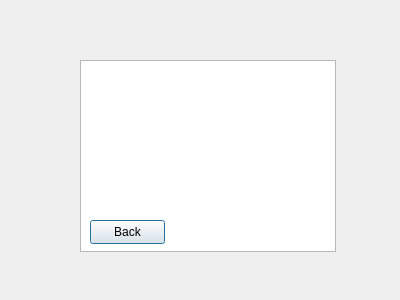
Qt form MDI/PR10_2_0/showbus.ui (Tania1sll/OOP_practice) before a commit.
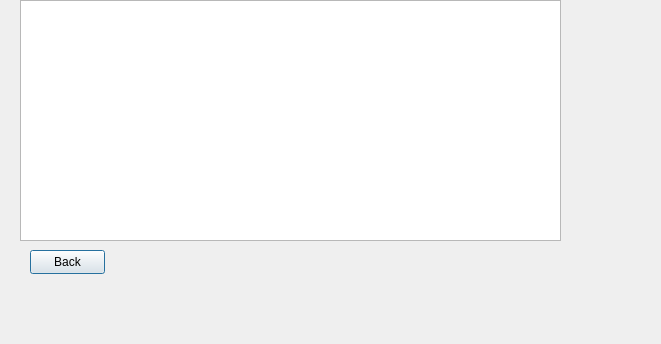
The same form after that commit.

```diff
--- a/MDI/PR10_2_0/showbus.ui
+++ b/MDI/PR10_2_0/showbus.ui
@@ -6,28 +6,18 @@
    <rect>
     <x>0</x>
     <y>0</y>
-    <width>400</width>
-    <height>300</height>
+    <width>661</width>
+    <height>344</height>
    </rect>
   </property>
   <property name="windowTitle">
    <string>Dialog</string>
   </property>
-  <widget class="QListWidget" name="ShowBusWidget">
-   <property name="geometry">
-    <rect>
-     <x>80</x>
-     <y>60</y>
-     <width>256</width>
-     <height>192</height>
-    </rect>
-   </property>
-  </widget>
   <widget class="QPushButton" name="Back_PB">
    <property name="geometry">
     <rect>
-     <x>90</x>
-     <y>220</y>
+     <x>30</x>
+     <y>250</y>
      <width>75</width>
      <height>24</height>
     </rect>
@@ -36,6 +26,16 @@
     <string>Back</string>
    </property>
   </widget>
+  <widget class="QTableView" name="BusTV">
+   <property name="geometry">
+    <rect>
+     <x>20</x>
+     <y>0</y>
+     <width>541</width>
+     <height>241</height>
+    </rect>
+   </property>
+  </widget>
  </widget>
  <resources/>
  <connections/>
```
